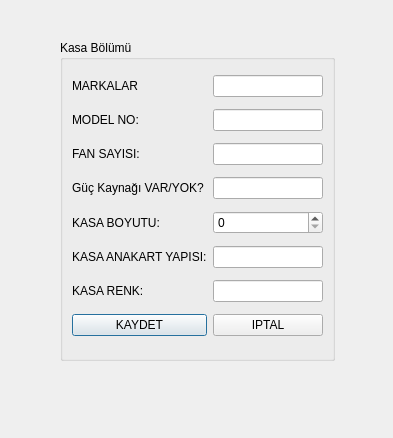
This is UI/VeriFormlari/tmokasatanimlamaformu.ui in onur35iii/TeknolojiMarketiOtomasyonu as Qt 5 draws it before an edit. The edited form follows.
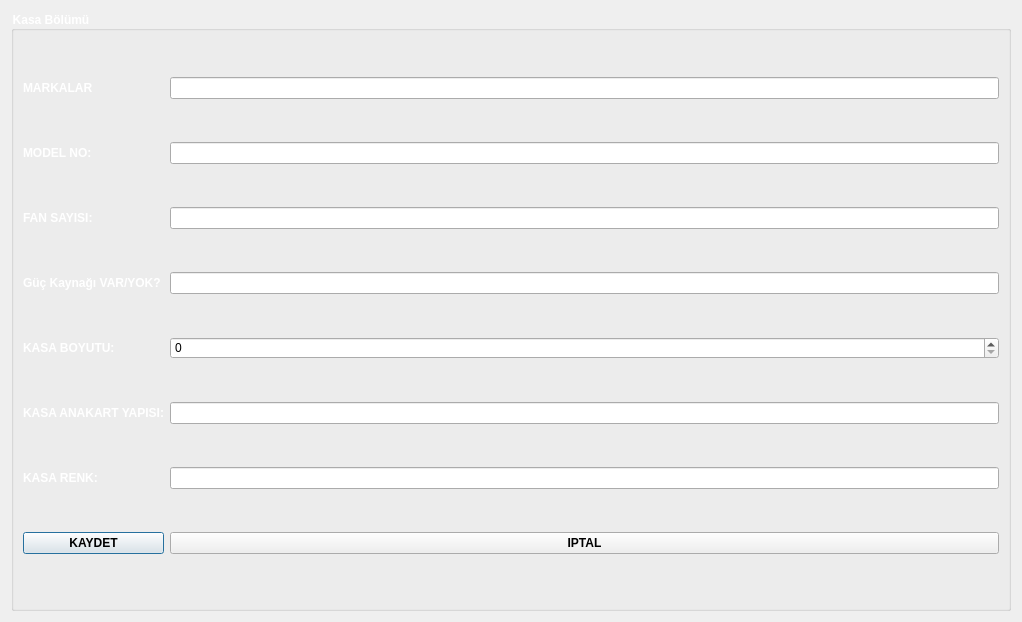
This is the edited form. Icons and pictures are not drawn.

Patch:
```diff
--- a/UI/VeriFormlari/tmokasatanimlamaformu.ui
+++ b/UI/VeriFormlari/tmokasatanimlamaformu.ui
@@ -13,14 +13,39 @@
   <property name="windowTitle">
    <string>Dialog</string>
   </property>
+  <property name="styleSheet">
+   <string notr="true">TMOKasaTanimlamaFormu{
+
+	background-image: url(:/resimler/kasa.jpg);
+}
+
+QLabel {
+   font:Bold; 
+   color: #ffffff;
+}
+QGroupBox {
+    font:Bold;
+color: #ffffff;
+}
+QPushButton{font:Bold;}
+
+
+</string>
+  </property>
+  <layout class="QGridLayout" name="gridLayout">
+   <item row="0" column="0">
   <widget class="QGroupBox" name="GBKasaBolumu">
-   <property name="geometry">
-    <rect>
-     <x>60</x>
-     <y>40</y>
-     <width>275</width>
-     <height>321</height>
-    </rect>
+     <property name="minimumSize">
+      <size>
+       <width>1000</width>
+       <height>600</height>
+      </size>
+     </property>
+     <property name="maximumSize">
+      <size>
+       <width>1000</width>
+       <height>600</height>
+      </size>
    </property>
    <property name="title">
     <string>Kasa Bölümü</string>
@@ -130,6 +155,8 @@
     </item>
    </layout>
   </widget>
+   </item>
+  </layout>
  </widget>
  <tabstops>
   <tabstop>LEMarka</tabstop>
```
Lines whose indentation alone changed are shown as unchanged.
